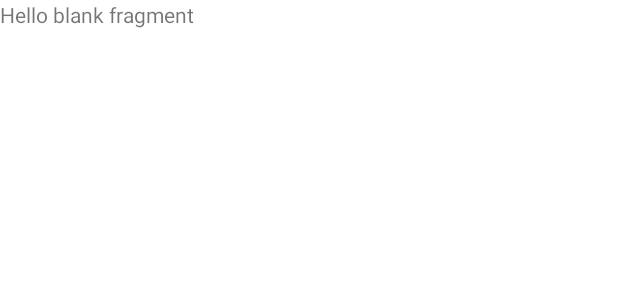
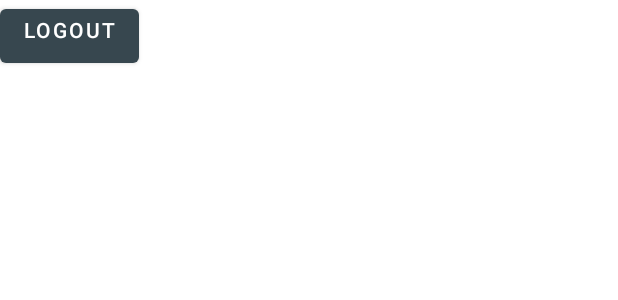
Before and after one commit to nguyen11122001/HomeTracking, an Android app: the layout fragment_account.xml on its own in the app's theme, with its tools: preview values and no code run, on a phone screen of 412 x 824 dp. Shown: the top 300 px of the screen. Run offline under Robolectric (Android 15) with nearby library versions, the phone set to English and light mode, and no system bars.

Commit message:
update Notification, logout

```diff
--- a/PBL5/app/src/main/res/layout/fragment_account.xml
+++ b/PBL5/app/src/main/res/layout/fragment_account.xml
@@ -5,10 +5,16 @@
     android:layout_height="match_parent"
     tools:context=".View.AccountFragment">
 
-    <!-- TODO: Update blank fragment layout -->
-    <TextView
+    <LinearLayout
         android:layout_width="match_parent"
         android:layout_height="match_parent"
-        android:text="@string/hello_blank_fragment" />
+        android:orientation="vertical">
 
+        <Button
+            android:id="@+id/btn_logout"
+            android:layout_width="wrap_content"
+            android:layout_height="wrap_content"
+            android:gravity="center_horizontal"
+            android:text="Logout" />
+    </LinearLayout>
 </FrameLayout>
--- a/PBL5/gradle.properties
+++ b/PBL5/gradle.properties
@@ -10,7 +10,7 @@
 # This option should only be used with decoupled projects. More details, visit
 # http://www.gradle.org/docs/current/userguide/multi_project_builds.html#sec:decoupled_projects
 # org.gradle.parallel=true
-#Sun Jun 05 21:14:14 ICT 2022
+#Sun Jun 19 00:26:35 ICT 2022
 android.nonTransitiveRClass=true
-org.gradle.jvmargs=-Xmx1536M -Dkotlin.daemon.jvm.options\="-Xmx512M" -Dfile.encoding\=UTF-8
+org.gradle.jvmargs=-Xmx1024M -Dkotlin.daemon.jvm.options\="-Xmx512M" -Dfile.encoding\=UTF-8
 android.useAndroidX=true
```
Also changed, not shown: PBL5/app/src/main/java/com/example/demoapp/View/AccountFragment.java (+19 -34 lines), PBL5/app/src/main/java/com/example/demoapp/View/NotificationFragment.java (+55 -18 lines).
